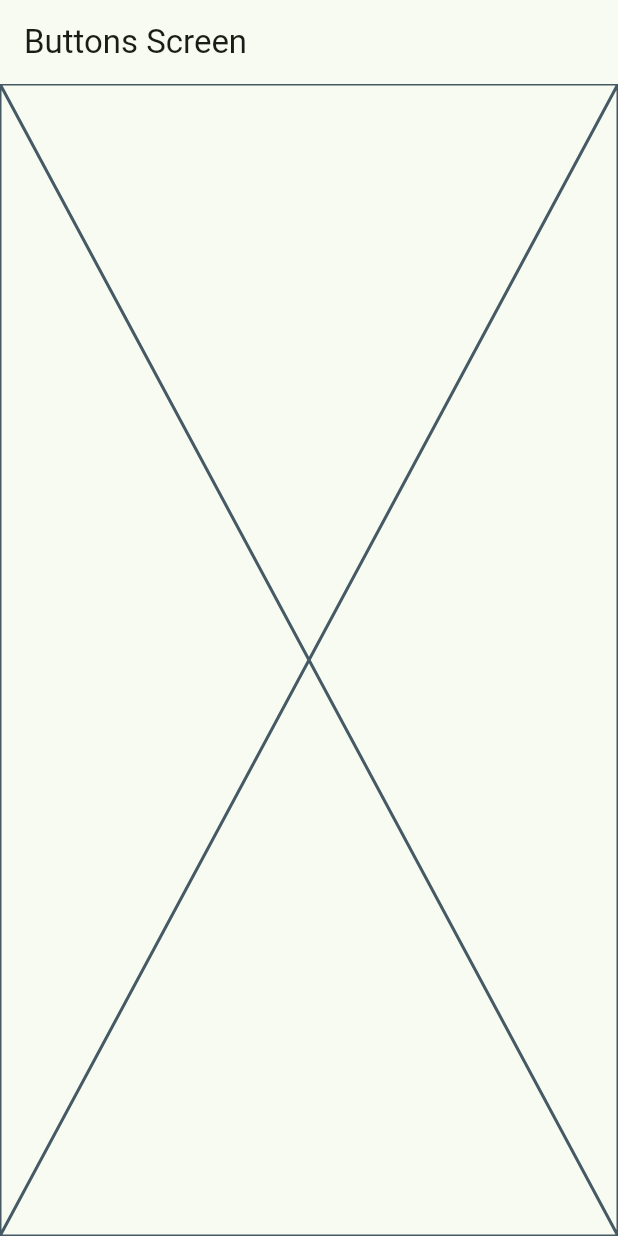
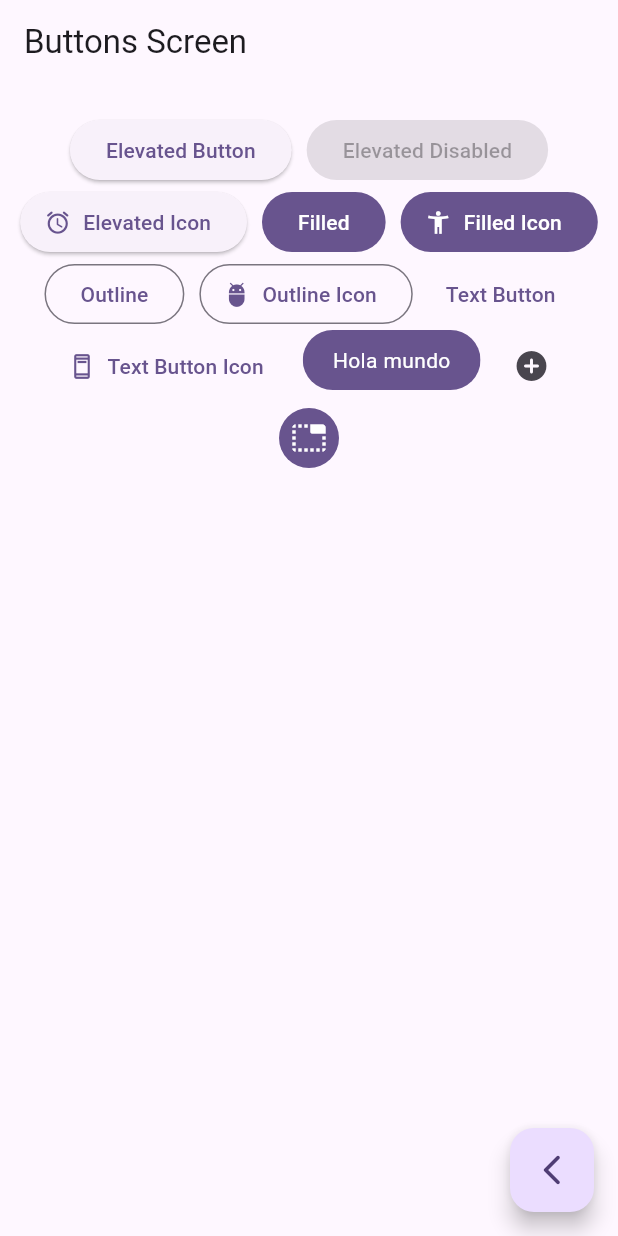
Before and after one commit to jdbayer09/curso_flutter_01-widgets_app, a Flutter app: the ButtonsScreen screen opened by its route, on a phone screen of 412 x 824 dp. Run offline on Flutter 3.47's test engine with Material 3 defaults, Android fonts, the phone set to English and light mode, and no system bars; our stand-ins replace go_router.

Commit message:
Button Screen finish

```diff
--- a/lib/main.dart
+++ b/lib/main.dart
@@ -14,7 +14,7 @@ class MainApp extends StatelessWidget {
     return  MaterialApp.router(
       routerConfig: appRouter,
       debugShowCheckedModeBanner: false,
-      theme: AppTheme(selectedColor: 3).getTheme(),
+      theme: AppTheme(selectedColor: 8).getTheme(),
     );
   }
 }
--- a/lib/presentation/screens/buttons/buttons_screen.dart
+++ b/lib/presentation/screens/buttons/buttons_screen.dart
@@ -1,4 +1,5 @@
 import 'package:flutter/material.dart';
+import 'package:go_router/go_router.dart';
 
 class ButtonsScreen extends StatelessWidget {
   const ButtonsScreen({super.key});
@@ -9,7 +10,106 @@ class ButtonsScreen extends StatelessWidget {
       appBar: AppBar(
         title: const Text('Buttons Screen'),
       ),
-      body: const Placeholder(),
+      body: const _ButtonsView(),
+      floatingActionButton: FloatingActionButton(
+        child: const Icon(Icons.arrow_back_ios_new_rounded),
+        onPressed: () {
+          context.pop();
+        },
+      ),
     );
   }
 }
+
+class _ButtonsView extends StatelessWidget {
+  const _ButtonsView();
+
+  @override
+  Widget build(BuildContext context) {
+    final color = Theme.of(context).colorScheme;
+    return SizedBox(
+      width: double.infinity,
+      child: Padding(
+        padding: const EdgeInsets.symmetric(horizontal: 10, vertical: 20),
+        child: Wrap(
+          spacing: 10,
+          alignment: WrapAlignment.center,
+          children: [
+            ElevatedButton(
+              onPressed: () {},
+              child: const Text('Elevated Button'),
+            ),
+            const ElevatedButton(
+              onPressed: null,
+              child: Text('Elevated Disabled'),
+            ),
+            ElevatedButton.icon(
+              onPressed: () {},
+              icon: const Icon(Icons.access_alarm_rounded),
+              label: const Text('Elevated Icon')
+            ),
+            FilledButton(
+              onPressed: () {},
+              child: const Text('Filled')
+            ),
+            FilledButton.icon(
+              onPressed: () {},
+              icon: const Icon(Icons.accessibility_new_sharp),
+              label: const Text('Filled Icon')
+            ),
+            OutlinedButton(
+              onPressed: () {},
+              child: const Text('Outline')
+            ),
+            OutlinedButton.icon(
+              onPressed: () {},
+              icon: const Icon(Icons.adb_rounded),
+              label: const Text('Outline Icon')
+            ),
+            TextButton(
+              onPressed: (){},
+              child: const Text('Text Button')
+            ),
+            TextButton.icon(
+              onPressed: (){},
+              icon: const Icon(Icons.ad_units_outlined),
+              label: const Text('Text Button Icon')
+            ),
+            const _CustomButton(),
+            IconButton(onPressed: () {}, icon: const Icon(Icons.add_circle_rounded)),
+            IconButton(
+              onPressed: () {},
+              icon: const Icon(Icons.tab_unselected_rounded),
+              style: ButtonStyle(
+                backgroundColor: MaterialStatePropertyAll(color.primary),
+                iconColor: const MaterialStatePropertyAll(Colors.white),
+              ),
+            )
+          ],
+        ),
+      ),
+    );
+  }
+}
+
+class _CustomButton extends StatelessWidget {
+  const _CustomButton();
+
+  @override
+  Widget build(BuildContext context) {
+    final color = Theme.of(context).colorScheme;
+    return ClipRRect(
+      borderRadius: BorderRadius.circular(20),
+      child: Material(
+        color: color.primary,
+        child: InkWell(
+          onTap: () {},
+          child: const Padding(
+            padding: EdgeInsets.symmetric(horizontal: 20, vertical: 10),
+            child: Text('Hola mundo', style: TextStyle(color: Colors.white),),
+          ),
+        ),
+      ),
+    );
+  }
+}
```
